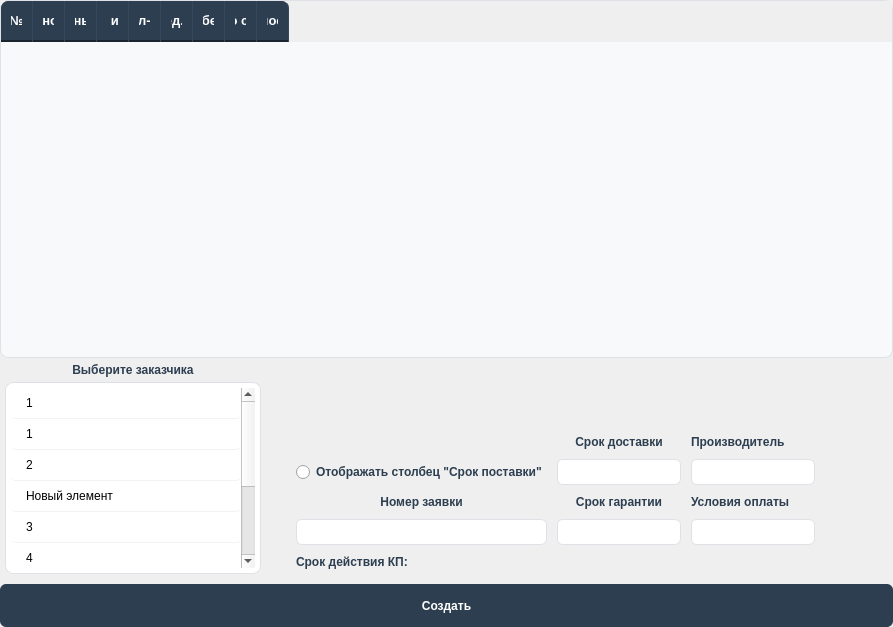
First picture: the form in ui/createDocument.ui, repository p4st1/AppForCommercialRequests, before the edit.
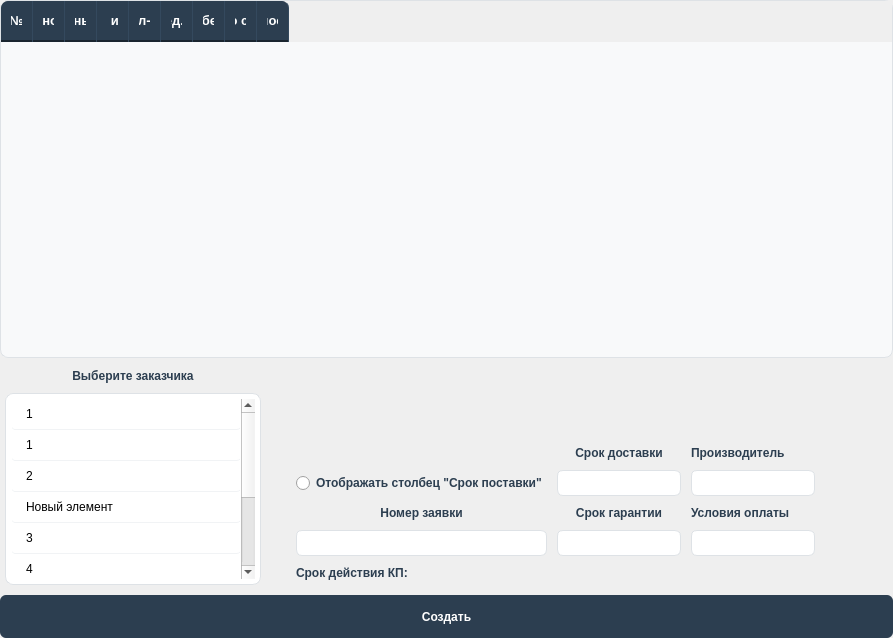
Second picture: the form after the edit.

```diff
--- a/ui/createDocument.ui
+++ b/ui/createDocument.ui
@@ -7,7 +7,7 @@
     <x>0</x>
     <y>0</y>
     <width>893</width>
-    <height>612</height>
+    <height>638</height>
    </rect>
   </property>
   <property name="windowTitle">
```
